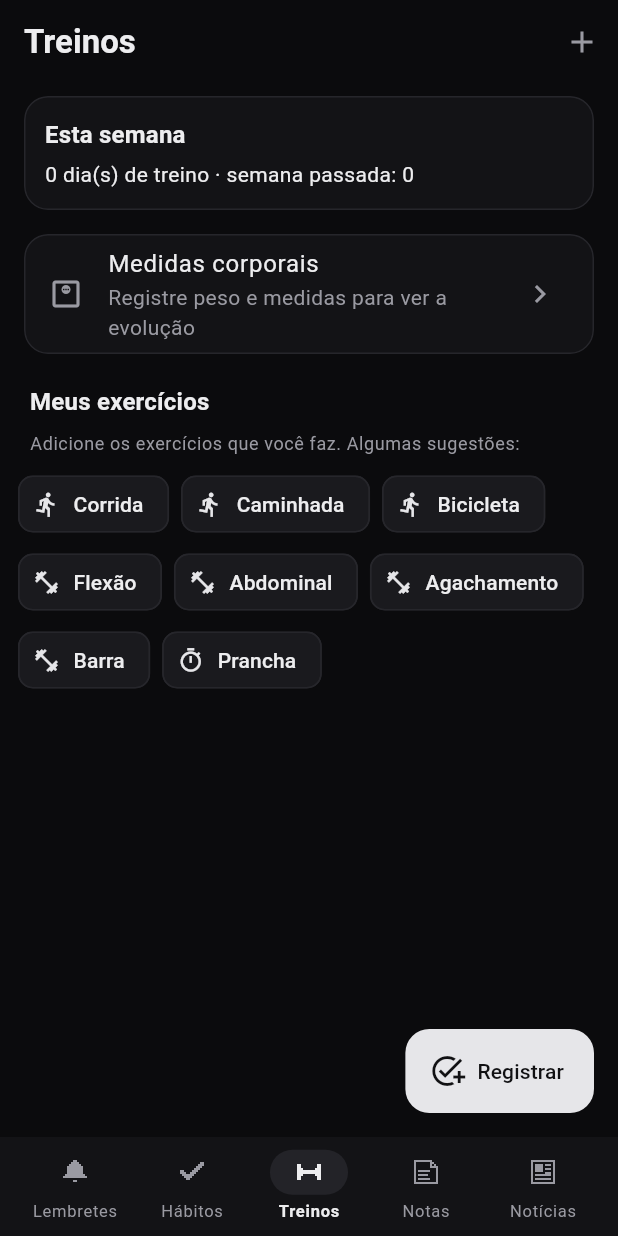
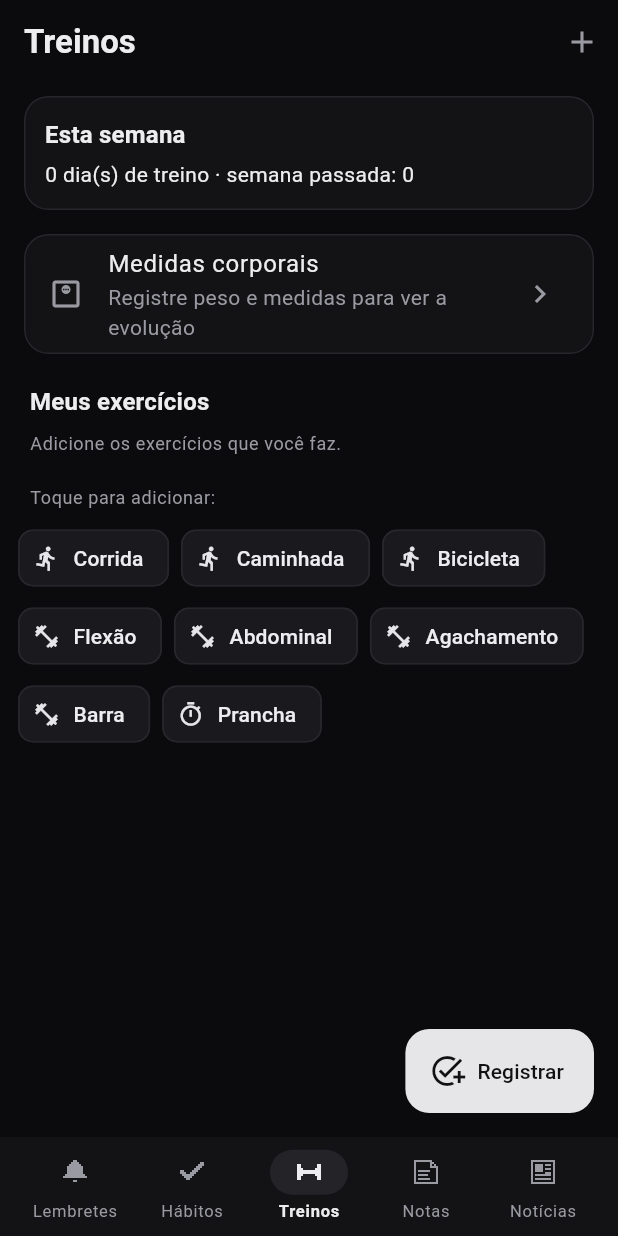
Before and after one commit to clatzao/universal, a Flutter app: the screen it shows after launch, swiped to page 4, on a phone screen of 412 x 824 dp. Run offline on Flutter 3.47's test engine with Material 3 defaults, Android fonts, the phone set to English and light mode, and no system bars; our stand-ins replace fl_chart, flutter_local_notifications, flutter_secure_storage, flutter_timezone, geolocator, local_auth and 5 more; missing offline and left inert: cryptography, mobile_scanner, workmanager; network calls fail; statements that could not run were skipped.

Commit message:
Treinos: sugestões continuam disponíveis depois de adicionar uma
Co-Authored-By: Claude Opus 5.5 <noreply@anthropic.com>

```diff
--- a/lib/workout/workout_page.dart
+++ b/lib/workout/workout_page.dart
@@ -42,6 +42,8 @@ class WorkoutPage extends StatelessWidget {
     final muted = t.bodySmall?.copyWith(color: AppTheme.textMuted);
     final week = store.week(now), last = store.week(now, weeksAgo: 1);
     final weight = store.latestMeasure('peso');
+    final added = {for (final e in store.exercises) e.name.toLowerCase()};
+    final suggestions = exercisePresets.where((p) => !added.contains(p.$1.toLowerCase())).toList();
     return Scaffold(
       appBar: AppBar(
         title: const Text('Treinos'),
@@ -99,16 +101,23 @@ class WorkoutPage extends StatelessWidget {
             padding: const EdgeInsets.fromLTRB(8, 16, 8, 8),
             child: Text('Meus exercícios', style: t.titleMedium),
           ),
-          if (store.exercises.isEmpty) ...[
+          if (store.exercises.isEmpty)
             Padding(
               padding: const EdgeInsets.fromLTRB(8, 0, 8, 8),
-              child: Text('Adicione os exercícios que você faz. Algumas sugestões:', style: muted),
+              child: Text('Adicione os exercícios que você faz.', style: muted),
+            ),
+          for (final e in store.exercises) _ExerciseCard(exercise: e),
+          // As sugestões continuam aparecendo até todas serem adicionadas.
+          if (suggestions.isNotEmpty) ...[
+            Padding(
+              padding: const EdgeInsets.fromLTRB(8, 12, 8, 8),
+              child: Text('Toque para adicionar:', style: muted),
             ),
             Wrap(
               spacing: 8,
               runSpacing: 4,
               children: [
-                for (final (name, kind) in exercisePresets)
+                for (final (name, kind) in suggestions)
                   ActionChip(
                     avatar: Icon(kind.icon, size: 18),
                     label: Text(name),
@@ -117,7 +126,6 @@ class WorkoutPage extends StatelessWidget {
               ],
             ),
           ],
-          for (final e in store.exercises) _ExerciseCard(exercise: e),
         ],
       ),
     );
```
Also changed, not shown: 1 other file.
